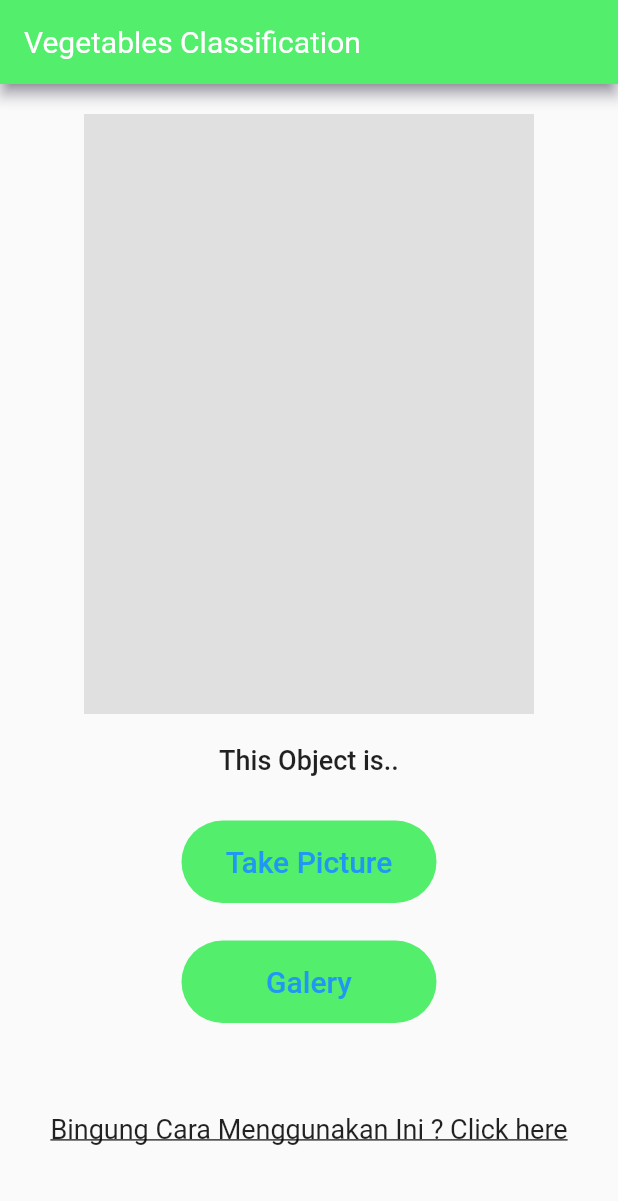
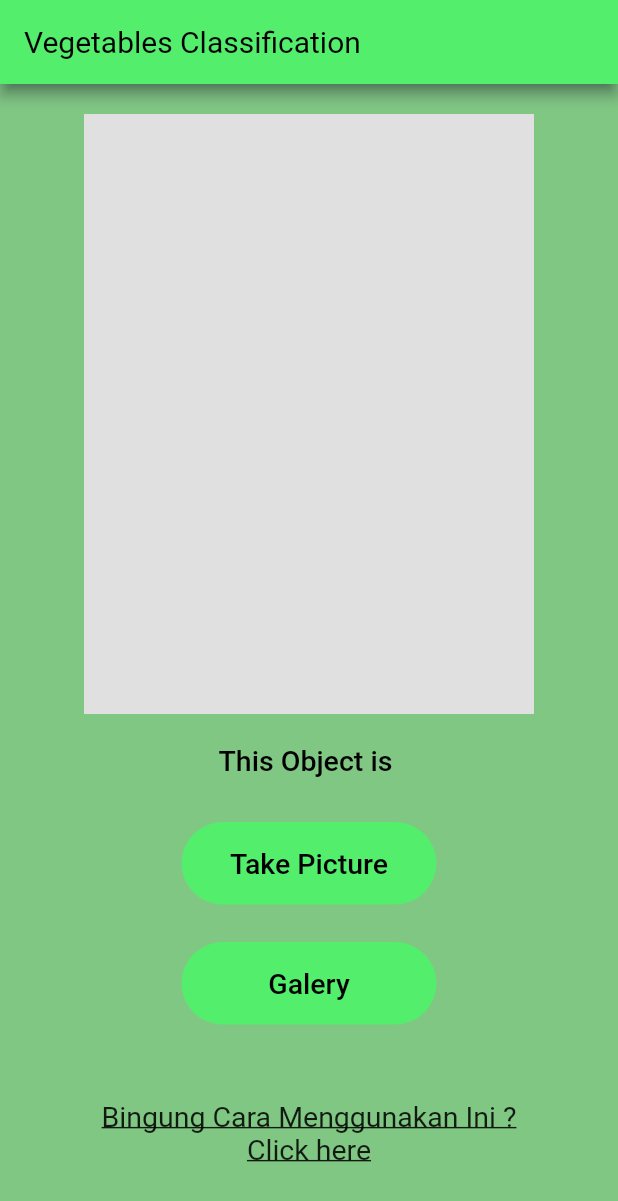
Before and after one commit to RafiRasaki/Projectskripsi, a Flutter app: the screen it shows after launch, on a phone screen of 412 x 824 dp. Shown: the top 1201 px of the screen. Run offline on Flutter 3.47's test engine with Material 2 defaults, Android fonts, the phone set to English and light mode, and no system bars.

Commit message:
Media Query

```diff
--- a/imagedetection/lib/screen/mainpage.dart
+++ b/imagedetection/lib/screen/mainpage.dart
@@ -22,10 +22,14 @@ class _MainpageState extends State<Mainpage> {
           style: TextStyle(
             fontSize: 20,
             fontWeight: FontWeight.w400,
+            color: Colors.black
           ),
         ),
       ),
-      body: SingleChildScrollView(
+      body: Container(
+        color: Colors.green[300],
+        height: MediaQuery.of(context).size.width + 500,
+        child: SingleChildScrollView(
           scrollDirection: Axis.vertical,
           child: Center(
           child : Column(
@@ -44,10 +48,11 @@ class _MainpageState extends State<Mainpage> {
                   top: 10,
                 ),
                 child: Text(
-                'This Object is..',
+                  'This Object is ',
                   style: TextStyle(
-                  fontSize: 18,
-                  fontWeight: FontWeight.w500
+                    fontSize: 19,
+                    fontWeight: FontWeight.w500,
+                    color: Colors.black
                   ),
                   ),
               ),
@@ -76,16 +81,16 @@ class _MainpageState extends State<Mainpage> {
                 },
               child :Container(
                 margin: EdgeInsets.only(
-                top: 60,
+                  top: 50,
                 ),
                 child:
                 Text(
-                'Bingung Cara Menggunakan Ini ? Click here',
+                  'Bingung Cara Menggunakan Ini ? \nClick here',
                   style: TextStyle(
-                  fontSize: 18,
+                    fontSize: 19,
                     fontWeight: FontWeight.w400,
                     decoration: TextDecoration.underline,
-                ),
+                  ), textAlign: TextAlign.center,
                   ),
               ),
             ),
@@ -93,6 +98,7 @@ class _MainpageState extends State<Mainpage> {
           ),
           ),
         ),
+      ),
     );
   }
 }
--- a/imagedetection/lib/widget/custom_button.dart
+++ b/imagedetection/lib/widget/custom_button.dart
@@ -33,7 +33,8 @@ class CustomButton extends StatelessWidget {
                 child: Text(
                   title,
                   style: TextStyle(
-                    fontSize: 20,
+                    fontSize: 19,
+                    color: Colors.black
                   ), textAlign:TextAlign.center ,
                   ),
               ),
```
Lines whose indentation alone changed are shown as unchanged.
